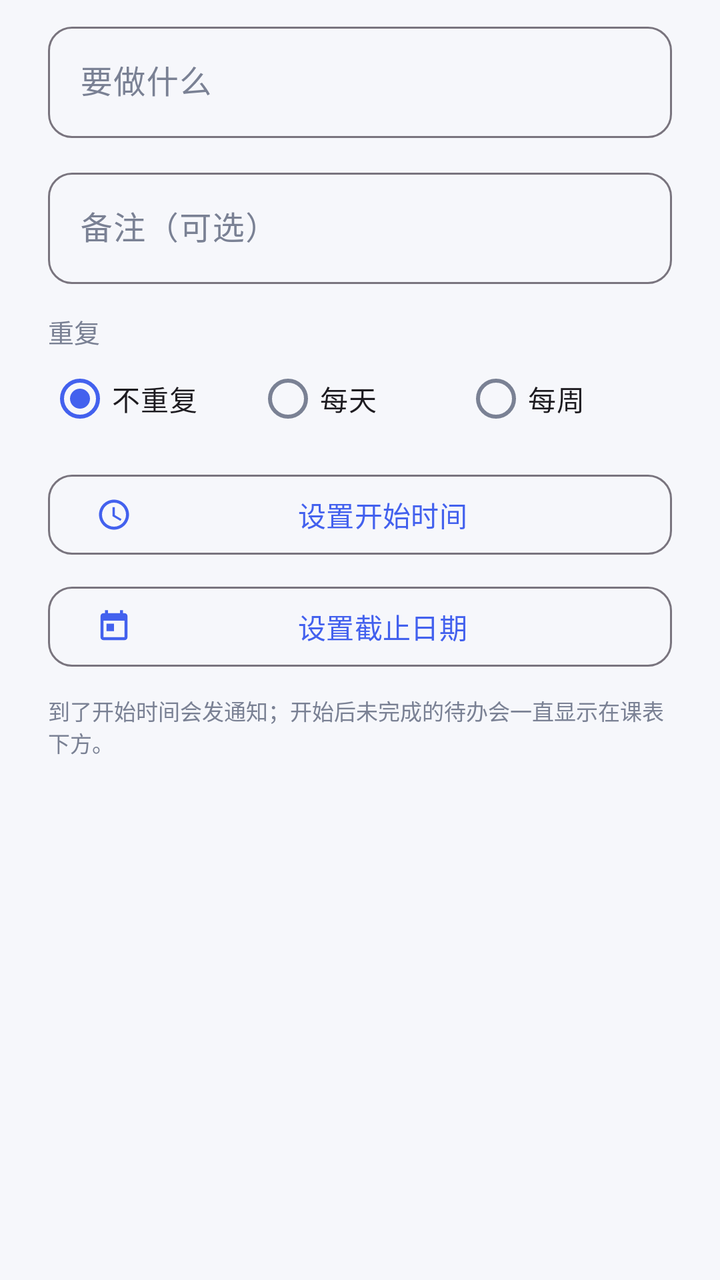
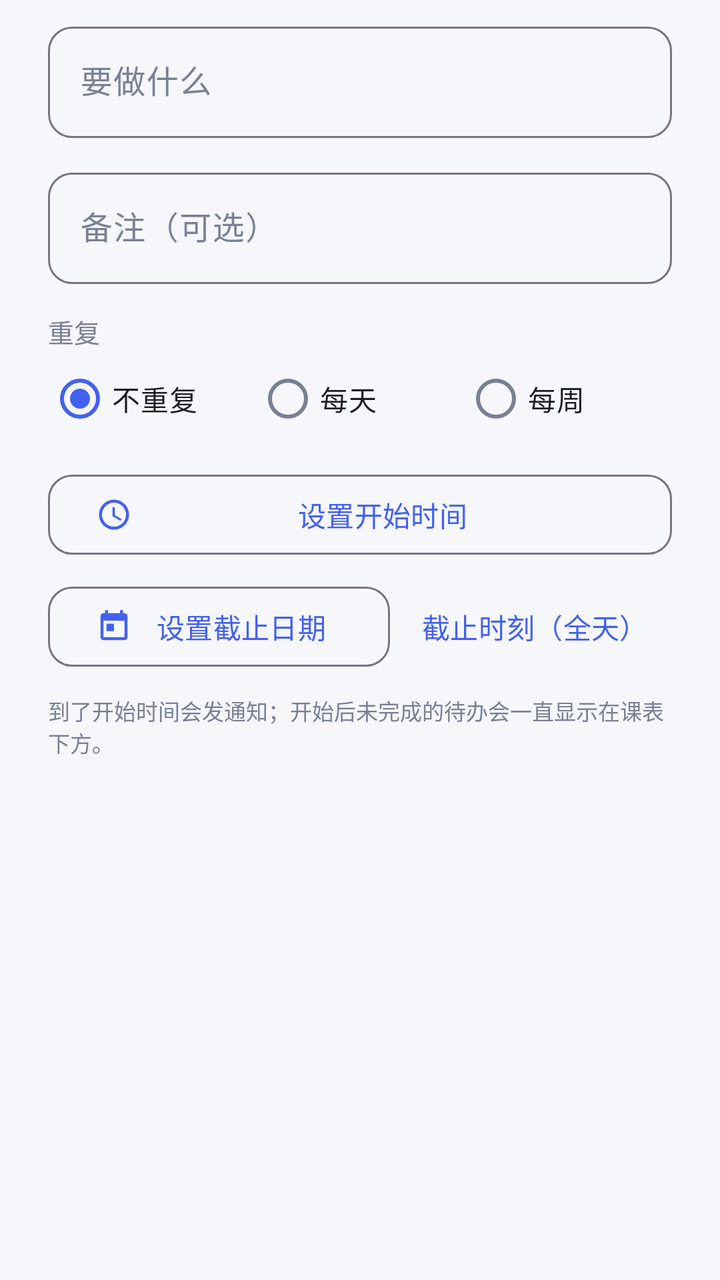

An Android layout rendered at two revisions. The XML below is the earlier revision; the diff shows what the commit changed to produce the second picture.
<!-- AndroidManifest.xml: application theme Theme.HnistTimetable -->
<!-- res/layout/dialog_todo_edit.xml -->
<?xml version="1.0" encoding="utf-8"?>
<ScrollView xmlns:android="http://schemas.android.com/apk/res/android"
    xmlns:app="http://schemas.android.com/apk/res-auto"
    android:layout_width="match_parent"
    android:layout_height="wrap_content"
    android:scrollbars="none">

    <LinearLayout
        android:layout_width="match_parent"
        android:layout_height="wrap_content"
        android:orientation="vertical"
        android:paddingStart="24dp"
        android:paddingEnd="24dp"
        android:paddingTop="8dp"
        android:paddingBottom="4dp">

        <com.google.android.material.textfield.TextInputLayout
            style="@style/Widget.Material3.TextInputLayout.OutlinedBox"
            android:layout_width="match_parent"
            android:layout_height="wrap_content"
            android:hint="要做什么"
            app:boxCornerRadiusBottomEnd="12dp"
            app:boxCornerRadiusBottomStart="12dp"
            app:boxCornerRadiusTopEnd="12dp"
            app:boxCornerRadiusTopStart="12dp">

            <com.google.android.material.textfield.TextInputEditText
                android:id="@+id/etTitle"
                android:layout_width="match_parent"
                android:layout_height="wrap_content"
                android:imeOptions="actionNext"
                android:inputType="textCapSentences"
                android:maxLines="2" />
        </com.google.android.material.textfield.TextInputLayout>

        <com.google.android.material.textfield.TextInputLayout
            style="@style/Widget.Material3.TextInputLayout.OutlinedBox"
            android:layout_width="match_parent"
            android:layout_height="wrap_content"
            android:layout_marginTop="12dp"
            android:hint="备注（可选）"
            app:boxCornerRadiusBottomEnd="12dp"
            app:boxCornerRadiusBottomStart="12dp"
            app:boxCornerRadiusTopEnd="12dp"
            app:boxCornerRadiusTopStart="12dp">

            <com.google.android.material.textfield.TextInputEditText
                android:id="@+id/etNote"
                android:layout_width="match_parent"
                android:layout_height="wrap_content"
                android:inputType="textMultiLine|textCapSentences"
                android:maxLines="3" />
        </com.google.android.material.textfield.TextInputLayout>

        <TextView
            android:layout_width="wrap_content"
            android:layout_height="wrap_content"
            android:layout_marginTop="14dp"
            android:text="重复"
            android:textColor="@color/text_secondary"
            android:textSize="13sp" />

        <RadioGroup
            android:id="@+id/rgRepeat"
            android:layout_width="match_parent"
            android:layout_height="wrap_content"
            android:orientation="horizontal">

            <RadioButton
                android:id="@+id/rpNone"
                android:layout_width="0dp"
                android:layout_height="wrap_content"
                android:layout_weight="1"
                android:checked="true"
                android:text="不重复" />

            <RadioButton
                android:id="@+id/rpDaily"
                android:layout_width="0dp"
                android:layout_height="wrap_content"
                android:layout_weight="1"
                android:text="每天" />

            <RadioButton
                android:id="@+id/rpWeekly"
                android:layout_width="0dp"
                android:layout_height="wrap_content"
                android:layout_weight="1"
                android:text="每周" />
        </RadioGroup>

        <LinearLayout
            android:id="@+id/weeklyDays"
            android:layout_width="match_parent"
            android:layout_height="wrap_content"
            android:layout_marginTop="2dp"
            android:orientation="horizontal"
            android:visibility="gone">

            <CheckBox android:id="@+id/day1" android:layout_width="0dp" android:layout_height="wrap_content" android:layout_weight="1" android:text="一" />
            <CheckBox android:id="@+id/day2" android:layout_width="0dp" android:layout_height="wrap_content" android:layout_weight="1" android:text="二" />
            <CheckBox android:id="@+id/day3" android:layout_width="0dp" android:layout_height="wrap_content" android:layout_weight="1" android:text="三" />
            <CheckBox android:id="@+id/day4" android:layout_width="0dp" android:layout_height="wrap_content" android:layout_weight="1" android:text="四" />
            <CheckBox android:id="@+id/day5" android:layout_width="0dp" android:layout_height="wrap_content" android:layout_weight="1" android:text="五" />
            <CheckBox android:id="@+id/day6" android:layout_width="0dp" android:layout_height="wrap_content" android:layout_weight="1" android:text="六" />
            <CheckBox android:id="@+id/day7" android:layout_width="0dp" android:layout_height="wrap_content" android:layout_weight="1" android:text="日" />
        </LinearLayout>

        <LinearLayout
            android:layout_width="match_parent"
            android:layout_height="wrap_content"
            android:layout_marginTop="10dp"
            android:gravity="center_vertical"
            android:orientation="horizontal">

            <com.google.android.material.button.MaterialButton
                android:id="@+id/btnStart"
                style="@style/Widget.Material3.Button.OutlinedButton"
                android:layout_width="0dp"
                android:layout_height="wrap_content"
                android:layout_weight="1"
                android:text="设置开始时间"
                app:cornerRadius="12dp"
                app:icon="@drawable/ic_schedule" />

            <com.google.android.material.button.MaterialButton
                android:id="@+id/btnClearStart"
                style="@style/Widget.Material3.Button.TextButton"
                android:layout_width="wrap_content"
                android:layout_height="wrap_content"
                android:layout_marginStart="8dp"
                android:text="清除"
                android:visibility="gone" />
        </LinearLayout>

        <LinearLayout
            android:id="@+id/fromRow"
            android:layout_width="match_parent"
            android:layout_height="wrap_content"
            android:layout_marginTop="8dp"
            android:gravity="center_vertical"
            android:orientation="horizontal"
            android:visibility="gone">

            <com.google.android.material.button.MaterialButton
                android:id="@+id/btnFrom"
                style="@style/Widget.Material3.Button.OutlinedButton"
                android:layout_width="0dp"
                android:layout_height="wrap_content"
                android:layout_weight="1"
                android:text="开始日期（可选）"
                app:cornerRadius="12dp"
                app:icon="@drawable/ic_today" />

            <com.google.android.material.button.MaterialButton
                android:id="@+id/btnClearFrom"
                style="@style/Widget.Material3.Button.TextButton"
                android:layout_width="wrap_content"
                android:layout_height="wrap_content"
                android:layout_marginStart="8dp"
                android:text="清除"
                android:visibility="gone" />
        </LinearLayout>

        <LinearLayout
            android:id="@+id/dueRow"
            android:layout_width="match_parent"
            android:layout_height="wrap_content"
            android:layout_marginTop="8dp"
            android:gravity="center_vertical"
            android:orientation="horizontal">

            <com.google.android.material.button.MaterialButton
                android:id="@+id/btnDue"
                style="@style/Widget.Material3.Button.OutlinedButton"
                android:layout_width="0dp"
                android:layout_height="wrap_content"
                android:layout_weight="1"
                android:text="设置截止日期"
                app:cornerRadius="12dp"
                app:icon="@drawable/ic_today" />

            <com.google.android.material.button.MaterialButton
                android:id="@+id/btnClearDue"
                style="@style/Widget.Material3.Button.TextButton"
                android:layout_width="wrap_content"
                android:layout_height="wrap_content"
                android:layout_marginStart="8dp"
                android:text="清除"
                android:visibility="gone" />
        </LinearLayout>

        <TextView
            android:id="@+id/tvRepeatHint"
            android:layout_width="wrap_content"
            android:layout_height="wrap_content"
            android:layout_marginTop="10dp"
            android:text="到了开始时间会发通知；开始后未完成的待办会一直显示在课表下方。"
            android:textColor="@color/text_secondary"
            android:textSize="11sp" />
    </LinearLayout>
</ScrollView>
<!-- resources referenced by this layout -->
<resources>
  <color name="text_secondary">#7A8194</color>
  <!-- drawable ic_schedule (drawable) -->
  <?xml version="1.0" encoding="utf-8"?>
  <vector xmlns:android="http://schemas.android.com/apk/res/android"
      android:width="24dp"
      android:height="24dp"
      android:viewportWidth="24"
      android:viewportHeight="24"
      android:tint="?attr/colorOnSurface">
      <path
          android:fillColor="#FF000000"
          android:pathData="M11.99,2C6.47,2 2,6.48 2,12s4.47,10 9.99,10C17.52,22 22,17.52 22,12S17.52,2 11.99,2zM12,20c-4.42,0 -8,-3.58 -8,-8s3.58,-8 8,-8 8,3.58 8,8 -3.58,8 -8,8zM12.5,7H11v6l5.25,3.15 0.75,-1.23 -4.5,-2.67z" />
  </vector>
  <!-- drawable ic_today (drawable) -->
  <?xml version="1.0" encoding="utf-8"?>
  <vector xmlns:android="http://schemas.android.com/apk/res/android"
      android:width="24dp"
      android:height="24dp"
      android:viewportWidth="24"
      android:viewportHeight="24"
      android:tint="?attr/colorOnSurface">
      <path
          android:fillColor="#FF000000"
          android:pathData="M19,3h-1V1h-2v2H8V1H6v2H5C3.89,3 3.01,3.9 3.01,5L3,19c0,1.1 0.89,2 2,2h14c1.1,0 2,-0.9 2,-2V5C21,3.9 20.1,3 19,3zM19,19H5V8h14V19zM7,10h5v5H7V10z" />
  </vector>
  <style name="Theme.HnistTimetable" parent="Theme.Material3.Light.NoActionBar">
          <item name="colorPrimary">@color/primary</item>
          <item name="colorOnPrimary">@color/on_primary</item>
          <item name="colorPrimaryContainer">@color/primary_container</item>
          <item name="colorOnPrimaryContainer">@color/primary_dark</item>
          <item name="colorSurface">@color/surface</item>
          <item name="colorOnSurface">@color/text_primary</item>
          <item name="colorOnSurfaceVariant">@color/text_secondary</item>
          <item name="android:colorBackground">@color/background</item>
          <item name="android:windowBackground">@color/background</item>
          <item name="android:statusBarColor">@color/surface</item>
          <item name="android:windowLightStatusBar">true</item>
          <item name="android:navigationBarColor">@color/surface</item>
          <item name="android:windowLightNavigationBar" tools:targetApi="o_mr1">true</item>
          <item name="android:textColorPrimary">@color/text_primary</item>
          <item name="android:textColorSecondary">@color/text_secondary</item>
      </style>
  <color name="primary">#4361EE</color>
  <color name="on_primary">#FFFFFF</color>
  <color name="primary_container">#E4E9FF</color>
  <color name="primary_dark">#3249BE</color>
  <color name="surface">#FFFFFF</color>
  <color name="text_primary">#1F2430</color>
  <color name="background">#F6F7FB</color>
</resources>

<!-- the commit's change to res/layout/dialog_todo_edit.xml (unified diff, before → after) -->
@@ -181,6 +181,15 @@
                 app:icon="@drawable/ic_today" />
 
             <com.google.android.material.button.MaterialButton
+                android:id="@+id/btnDueTime"
+                style="@style/Widget.Material3.Button.TextButton"
+                android:layout_width="wrap_content"
+                android:layout_height="wrap_content"
+                android:layout_marginStart="4dp"
+                android:text="截止时刻（全天）"
+                app:cornerRadius="12dp" />
+
+            <com.google.android.material.button.MaterialButton
                 android:id="@+id/btnClearDue"
                 style="@style/Widget.Material3.Button.TextButton"
                 android:layout_width="wrap_content"
